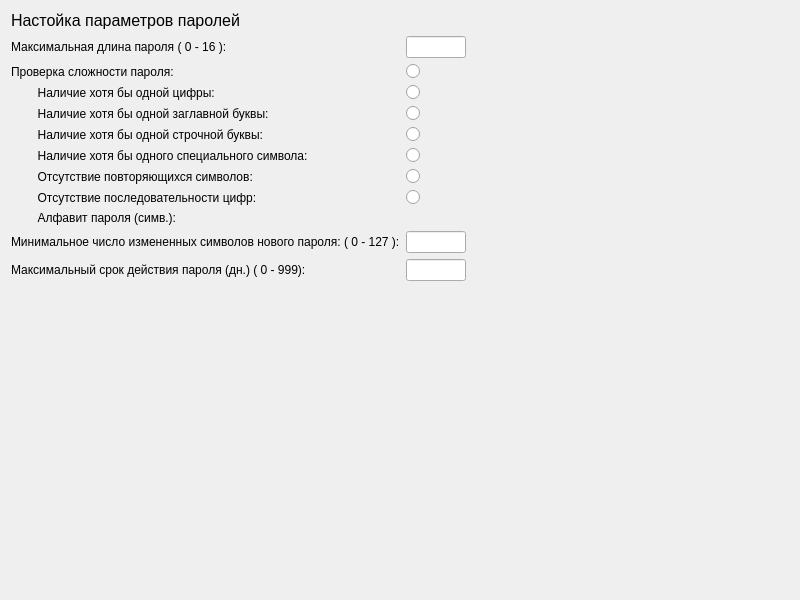
The window that panels/PasswdParmsPanel.ui (m6v/sobol) describes before a commit, drawn with Qt 5.
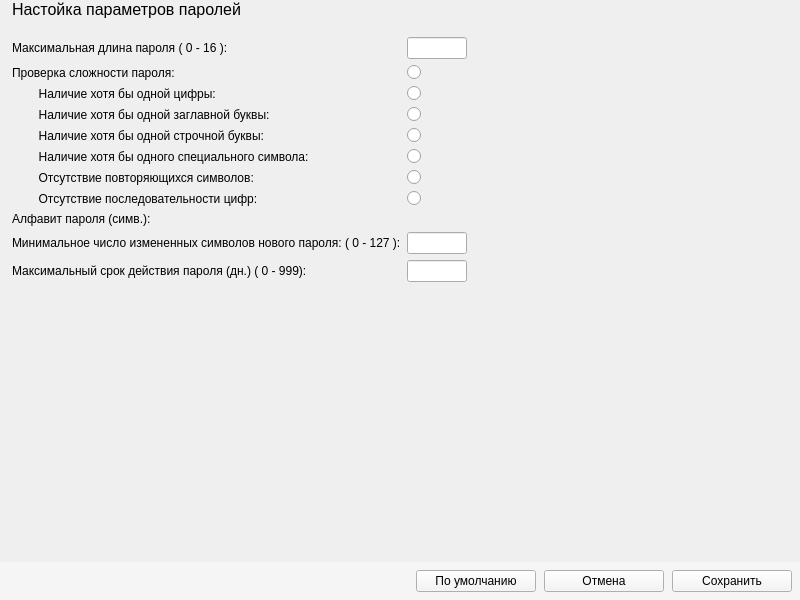
The same window after the commit.

What changed in the file:
```diff
--- a/panels/PasswdParmsPanel.ui
+++ b/panels/PasswdParmsPanel.ui
@@ -14,6 +14,18 @@
    <string>Form</string>
   </property>
   <layout class="QVBoxLayout" name="verticalLayout">
+   <property name="leftMargin">
+    <number>0</number>
+   </property>
+   <property name="topMargin">
+    <number>0</number>
+   </property>
+   <property name="rightMargin">
+    <number>0</number>
+   </property>
+   <property name="bottomMargin">
+    <number>0</number>
+   </property>
    <item>
     <widget class="QLabel" name="label">
      <property name="font">
@@ -21,6 +33,9 @@
        <pointsize>12</pointsize>
       </font>
      </property>
+     <property name="styleSheet">
+      <string notr="true">margin-left: 8px;</string>
+     </property>
      <property name="text">
       <string>Настойка параметров паролей</string>
      </property>
@@ -30,6 +45,12 @@
     <layout class="QHBoxLayout" name="horizontalLayout">
      <item>
       <layout class="QGridLayout" name="gridLayout">
+       <property name="leftMargin">
+        <number>12</number>
+       </property>
+       <property name="topMargin">
+        <number>12</number>
+       </property>
        <item row="0" column="0">
         <widget class="QLabel" name="label_4">
          <property name="text">
@@ -157,7 +178,7 @@
        <item row="8" column="0">
         <widget class="QLabel" name="label_14">
          <property name="text">
-          <string>        Алфавит пароля (симв.):</string>
+          <string>Алфавит пароля (симв.):</string>
          </property>
         </widget>
        </item>
@@ -243,6 +264,82 @@
      </property>
     </spacer>
    </item>
+   <item>
+    <widget class="QWidget" name="widget" native="true">
+     <property name="styleSheet">
+      <string notr="true">background-color: #f5f5f5;</string>
+     </property>
+     <layout class="QHBoxLayout" name="horizontalLayout_2">
+      <property name="spacing">
+       <number>8</number>
+      </property>
+      <property name="leftMargin">
+       <number>0</number>
+      </property>
+      <property name="topMargin">
+       <number>8</number>
+      </property>
+      <property name="rightMargin">
+       <number>8</number>
+      </property>
+      <property name="bottomMargin">
+       <number>8</number>
+      </property>
+      <item>
+       <spacer name="horizontal_spacer_1">
+        <property name="orientation">
+         <enum>Qt::Horizontal</enum>
+        </property>
+        <property name="sizeHint" stdset="0">
+         <size>
+          <width>40</width>
+          <height>20</height>
+         </size>
+        </property>
+       </spacer>
+      </item>
+      <item>
+       <widget class="QPushButton" name="default_pushb_button">
+        <property name="minimumSize">
+         <size>
+          <width>120</width>
+          <height>0</height>
+         </size>
+        </property>
+        <property name="text">
+         <string>По умолчанию</string>
+        </property>
+       </widget>
+      </item>
+      <item>
+       <widget class="QPushButton" name="cancel_push_button">
+        <property name="minimumSize">
+         <size>
+          <width>120</width>
+          <height>0</height>
+         </size>
+        </property>
+        <property name="text">
+         <string>Отмена</string>
+        </property>
+       </widget>
+      </item>
+      <item>
+       <widget class="QPushButton" name="save_push_button">
+        <property name="minimumSize">
+         <size>
+          <width>120</width>
+          <height>0</height>
+         </size>
+        </property>
+        <property name="text">
+         <string>Сохранить</string>
+        </property>
+       </widget>
+      </item>
+     </layout>
+    </widget>
+   </item>
   </layout>
  </widget>
  <resources/>
```
